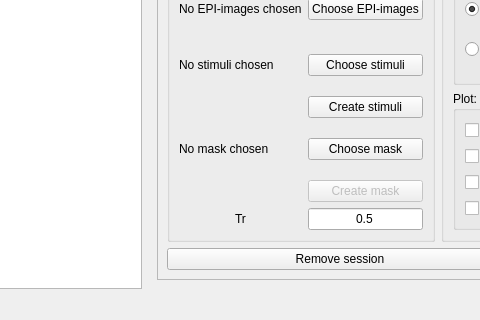
Before: the Qt Designer form src/ui/mainwindow.ui in pfechd/jabe, drawn with Qt 5; both pictures show x 207 to 687 and y 429 to 749 of the 1100 by 749 pixel window.
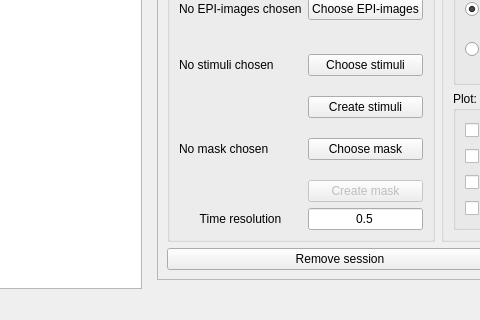
After: the same form once the commit is applied.

Commit message: Change "Tr" to "Time resolution"

```diff
--- a/src/ui/mainwindow.ui
+++ b/src/ui/mainwindow.ui
@@ -1403,7 +1403,7 @@
                   <item row="7" column="0">
                    <widget class="QLabel" name="tr_label_session">
                     <property name="text">
-                     <string>Tr</string>
+                     <string>Time resolution</string>
                     </property>
                     <property name="alignment">
                      <set>Qt::AlignCenter</set>
```
Left out of the diff: 4 changed lines with no effect on the pictures.
